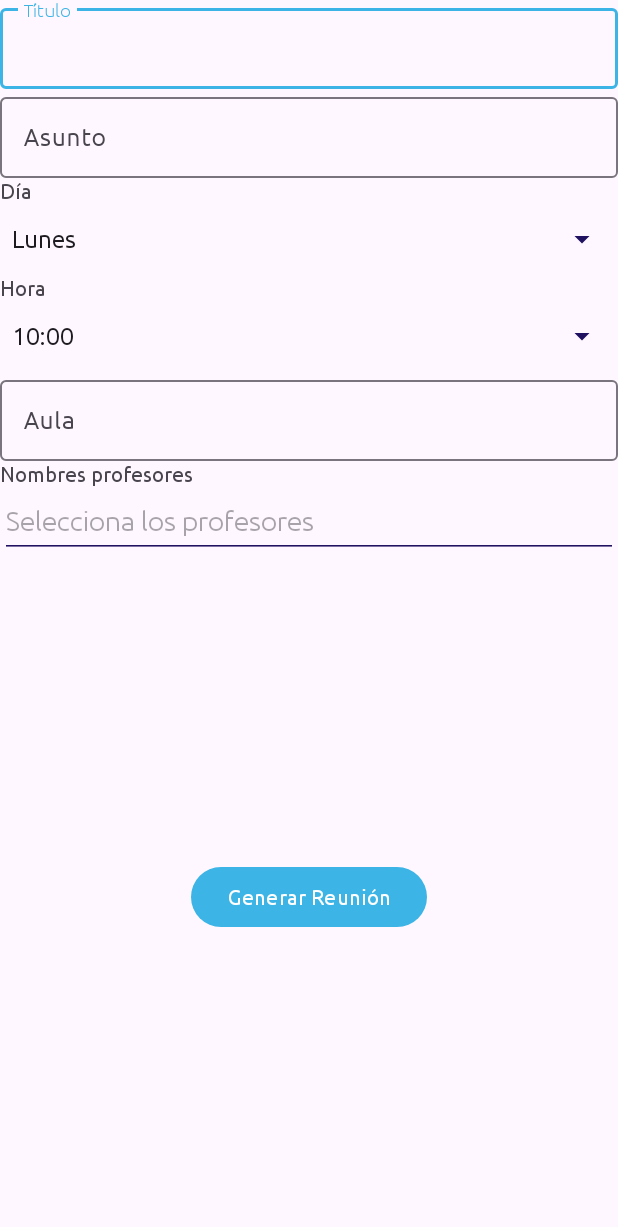
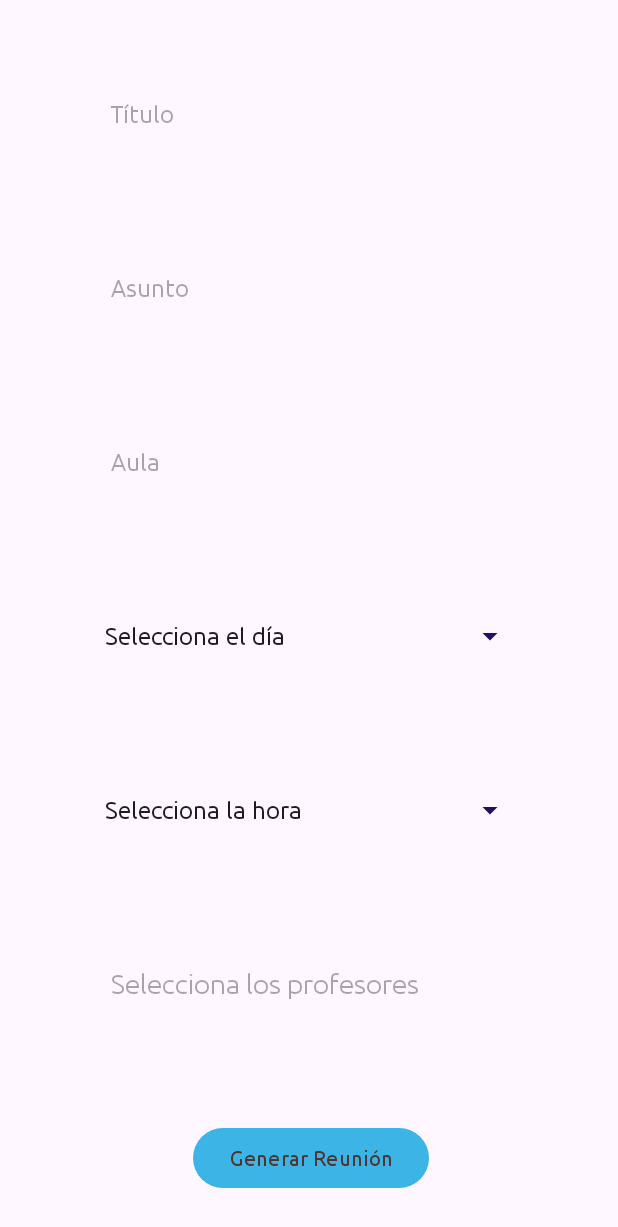
Before and after one commit to leirelasaam/Reto2App, an Android app: the MeetingsActivity screen opened directly, with no data from a screen before it, on a phone screen of 412 x 824 dp. Shown: the top 1227 px of the screen. Run offline under Robolectric (Android 15) with nearby library versions, the phone set to English and light mode, and no system bars; our stand-ins replace Room's generated code.

Commit message:
Modificaciones en creación de reuniones

```diff
--- a/app/src/main/java/com/elorrieta/alumnoclient/MeetingsActivity.kt
+++ b/app/src/main/java/com/elorrieta/alumnoclient/MeetingsActivity.kt
@@ -3,6 +3,7 @@ package com.elorrieta.alumnoclient
 import android.annotation.SuppressLint
 import android.os.Bundle
 import android.view.View
+import android.widget.AdapterView
 import android.widget.ArrayAdapter
 import android.widget.AutoCompleteTextView
 import android.widget.Button
@@ -38,47 +39,88 @@ class MeetingsActivity : AppCompatActivity() {
             insets
         }
 
+        obtenerYRellenarMultiselectorProfesores()
+
         //socketClient = LoginSocket(this)
         //socketClient!!.connect()
         val loginTxt = findViewById<AutoCompleteTextView>(R.id.editLogin)
         val passwordTxt = findViewById<EditText>(R.id.editPass)
         val errorLogin = findViewById<TextView>(R.id.errorLogin)
         val errorPass = findViewById<TextView>(R.id.errorPass)
+        val spinnerDay = findViewById<Spinner>(R.id.spinnerDay)
+        val spinnerTime = findViewById<Spinner>(R.id.spinnerTime)
 
-        val teacherNames = mutableListOf<String>() // Lista vacía inicialmente
-        val adapter = ArrayAdapter(this, android.R.layout.simple_dropdown_item_1line, teacherNames)
+        // Configuración de Spinner para día
+        val days = listOf("Selecciona el día", "Lunes", "Martes", "Miércoles", "Jueves", "Viernes")
+        val dayAdapter = ArrayAdapter(this, android.R.layout.simple_spinner_item, days)
+        dayAdapter.setDropDownViewResource(android.R.layout.simple_spinner_dropdown_item)
+        spinnerDay.adapter = dayAdapter
 
-// Configurar el MultiAutoCompleteTextView
-        val multiAutoCompleteTeachers: MultiAutoCompleteTextView = findViewById(R.id.multiAutoCompleteTeachers)
-        multiAutoCompleteTeachers.setAdapter(adapter)
-        multiAutoCompleteTeachers.setTokenizer(MultiAutoCompleteTextView.CommaTokenizer())
+        // Configuración de Spinner para hora
+        val hour = listOf("Selecciona la hora", "10:00", "11:00", "12:00", "13:00")
+        val hourAdapter = ArrayAdapter(this, android.R.layout.simple_spinner_item, hour)
+        hourAdapter.setDropDownViewResource(android.R.layout.simple_spinner_dropdown_item)
+        spinnerTime.adapter = hourAdapter
 
-// Aquí puedes reemplazarlo con una llamada a tu base de datos o servidor
-        CoroutineScope(Dispatchers.IO).launch {
-            val profesoresCargados = listOf("Profesor A", "Profesor B", "Profesor C") // Simula datos cargados
-            teacherNames.addAll(profesoresCargados) // Añadir los nombres cargados
-            withContext(Dispatchers.Main) {
-                adapter.notifyDataSetChanged() // Notificar cambios al adaptador
+        // Listeners para los spinners
+        spinnerDay.onItemSelectedListener = object : AdapterView.OnItemSelectedListener {
+            override fun onItemSelected(parent: AdapterView<*>?, view: View?, position: Int, id: Long) {
+                if (position == 0) {
+                    Toast.makeText(this@MeetingsActivity, "Por favor, selecciona un día", Toast.LENGTH_SHORT).show()
+                }
             }
+
+            override fun onNothingSelected(parent: AdapterView<*>?) {}
         }
 
-        // Configuración de Spinner para día PONERLO COMO EN LA BASES DE DATOS!!!!
-        val days = arrayOf("Lunes", "Martes", "Miércoles", "Jueves", "Viernes")
-        val dayAdapter = ArrayAdapter(this, android.R.layout.simple_spinner_item, days)
-        dayAdapter.setDropDownViewResource(android.R.layout.simple_spinner_dropdown_item)
-        findViewById<Spinner>(R.id.spinnerDay).adapter = dayAdapter
+        spinnerTime.onItemSelectedListener = object : AdapterView.OnItemSelectedListener {
+            override fun onItemSelected(parent: AdapterView<*>?, view: View?, position: Int, id: Long) {
+                if (position == 0) {
+                    Toast.makeText(this@MeetingsActivity, "Por favor, selecciona una hora", Toast.LENGTH_SHORT).show()
+                }
+            }
 
-        // Configuración de Spinner para hora
-        val timeSlots = arrayOf("10:00", "11:00", "12:00", "13:00")
-        val timeAdapter = ArrayAdapter(this, android.R.layout.simple_spinner_item, timeSlots)
-        timeAdapter.setDropDownViewResource(android.R.layout.simple_spinner_dropdown_item)
-        findViewById<Spinner>(R.id.spinnerTime).adapter = timeAdapter
+            override fun onNothingSelected(parent: AdapterView<*>?) {}
+        }
 
         // Botón para guardar reunión
         findViewById<Button>(R.id.buttonSaveMeeting).setOnClickListener {
             onSaveMeetingClicked()
     }
 }
+
+    private fun obtenerYRellenarMultiselectorProfesores() {
+        // Lista inicial vacía
+        val teacherNames = mutableListOf<String>()
+
+        // Inicialización del adaptador
+        val adapter = ArrayAdapter(this, android.R.layout.simple_dropdown_item_1line, teacherNames)
+
+        // Configuración del MultiAutoCompleteTextView
+        val multiAutoCompleteTeachers: MultiAutoCompleteTextView =
+            findViewById(R.id.multiAutoCompleteTeachers)
+        multiAutoCompleteTeachers.setAdapter(adapter)
+        multiAutoCompleteTeachers.setTokenizer(MultiAutoCompleteTextView.CommaTokenizer())
+        multiAutoCompleteTeachers.threshold = 0 // Mostrar opciones inmediatamente
+
+        // Mostrar el desplegable cuando el usuario hace clic en el campo
+        multiAutoCompleteTeachers.setOnClickListener {
+            if (!multiAutoCompleteTeachers.isPopupShowing) {
+                multiAutoCompleteTeachers.showDropDown() // Mostrar el menú desplegable
+            }
+        }
+
+        // Simula carga de datos dinámicamente
+        CoroutineScope(Dispatchers.IO).launch {
+            val profesoresCargados =
+                listOf("Profesor A", "Profesor B", "Profesor C") // Simula datos cargados
+            teacherNames.clear() // Limpia datos previos
+            teacherNames.addAll(profesoresCargados) // Añade nuevos nombres
+            withContext(Dispatchers.Main) {
+                adapter.notifyDataSetChanged() // Notifica cambios al adaptador
+            }
+        }
+    }
 
     private fun onSaveMeetingClicked() {
         // Capturar valores de los campos
--- a/app/src/main/res/layout/activity_meetings.xml
+++ b/app/src/main/res/layout/activity_meetings.xml
@@ -5,137 +5,129 @@
     android:id="@+id/main"
     android:layout_width="match_parent"
     android:layout_height="match_parent"
-    tools:context=".MeetingsActivity"
-    android:padding="16dp">
+    android:padding="33dp"
+    tools:context=".MeetingsActivity">
 
     <!-- Título -->
-    <com.google.android.material.textfield.TextInputLayout
-        android:id="@+id/inputTitle"
+    <EditText
+        android:id="@+id/editTitle"
         android:layout_width="0dp"
         android:layout_height="wrap_content"
+        android:layout_marginTop="52dp"
+        android:background="@android:color/transparent"
+        android:hint="Título"
+        android:minHeight="48dp"
+        android:padding="12dp"
+        android:textSize="16sp"
+        app:layout_constraintEnd_toEndOf="parent"
+        app:layout_constraintHorizontal_bias="0.504"
         app:layout_constraintStart_toStartOf="parent"
-        app:layout_constraintEnd_toEndOf="parent"
         app:layout_constraintTop_toTopOf="parent"
-        android:hint="Título">
+        app:layout_constraintWidth_percent="0.7" />
 
-        <com.google.android.material.textfield.TextInputEditText
-            android:id="@+id/editTitle"
-            android:layout_width="match_parent"
-            android:layout_height="wrap_content"
-            android:inputType="text" />
-    </com.google.android.material.textfield.TextInputLayout>
-
-    <!-- Asunto -->
-    <com.google.android.material.textfield.TextInputLayout
-        android:id="@+id/inputSubject"
+    <!-- Hora -->
+    <Spinner
+        android:id="@+id/spinnerTime"
         android:layout_width="0dp"
         android:layout_height="wrap_content"
+        android:layout_marginTop="68dp"
+        android:hint="Selecciona la hora"
+        android:minHeight="48dp"
+        app:layout_constraintEnd_toEndOf="parent"
+        app:layout_constraintHorizontal_bias="0.504"
         app:layout_constraintStart_toStartOf="parent"
-        app:layout_constraintEnd_toEndOf="parent"
-        app:layout_constraintTop_toBottomOf="@id/inputTitle"
-        android:hint="Asunto">
-
-        <com.google.android.material.textfield.TextInputEditText
-            android:id="@+id/editSubject"
-            android:layout_width="match_parent"
-            android:layout_height="wrap_content"
-            android:inputType="text" />
-    </com.google.android.material.textfield.TextInputLayout>
+        app:layout_constraintTop_toBottomOf="@id/spinnerDay"
+        app:layout_constraintWidth_percent="0.7" />
 
     <!-- Día -->
-    <TextView
-        android:id="@+id/textDay"
-        android:layout_width="wrap_content"
-        android:layout_height="wrap_content"
-        android:text="Día"
-        app:layout_constraintTop_toBottomOf="@id/inputSubject"
-        app:layout_constraintStart_toStartOf="parent" />
-
     <Spinner
         android:id="@+id/spinnerDay"
         android:layout_width="0dp"
         android:layout_height="wrap_content"
+        android:layout_marginTop="68dp"
         android:minHeight="48dp"
+        android:hint="Selecciona el día"
         app:layout_constraintEnd_toEndOf="parent"
+        app:layout_constraintHorizontal_bias="0.504"
         app:layout_constraintStart_toStartOf="parent"
-        app:layout_constraintTop_toBottomOf="@id/textDay" />
-
-    <!-- Hora -->
-    <TextView
-        android:id="@+id/textTime"
-        android:layout_width="wrap_content"
-        android:layout_height="wrap_content"
-        android:text="Hora"
-        app:layout_constraintTop_toBottomOf="@id/spinnerDay"
-        app:layout_constraintStart_toStartOf="parent" />
-
-    <Spinner
-        android:id="@+id/spinnerTime"
-        android:layout_width="0dp"
-        android:layout_height="wrap_content"
-        android:minHeight="48dp"
-        app:layout_constraintEnd_toEndOf="parent"
-        app:layout_constraintStart_toStartOf="parent"
-        app:layout_constraintTop_toBottomOf="@id/textTime" />
-
-    <!-- Aula -->
-    <com.google.android.material.textfield.TextInputLayout
-        android:id="@+id/inputClassroom"
-        android:layout_width="0dp"
-        android:layout_height="wrap_content"
-        app:layout_constraintStart_toStartOf="parent"
-        app:layout_constraintEnd_toEndOf="parent"
-        app:layout_constraintTop_toBottomOf="@id/spinnerTime"
-        android:hint="Aula">
-
-        <com.google.android.material.textfield.TextInputEditText
-            android:id="@+id/editClassroom"
-            android:layout_width="match_parent"
-            android:layout_height="wrap_content"
-            android:inputType="text" />
-    </com.google.android.material.textfield.TextInputLayout>
+        app:layout_constraintTop_toBottomOf="@id/editClassroom"
+        app:layout_constraintWidth_percent="0.7" />
 
     <!-- Nombres Profesores -->
-    <TextView
-        android:id="@+id/textTeachers"
-        android:layout_width="wrap_content"
-        android:layout_height="wrap_content"
-        android:text="Nombres profesores"
-        app:layout_constraintTop_toBottomOf="@id/inputClassroom"
-        app:layout_constraintStart_toStartOf="parent" />
-
     <MultiAutoCompleteTextView
         android:id="@+id/multiAutoCompleteTeachers"
         android:layout_width="0dp"
         android:layout_height="wrap_content"
-        android:completionThreshold="1"
+        android:layout_marginTop="68dp"
+        android:background="@android:color/transparent"
         android:hint="Selecciona los profesores"
         android:minHeight="48dp"
+        android:padding="12dp"
         app:layout_constraintEnd_toEndOf="parent"
+        app:layout_constraintHorizontal_bias="0.504"
         app:layout_constraintStart_toStartOf="parent"
-        app:layout_constraintTop_toBottomOf="@id/textTeachers" />
+        app:layout_constraintTop_toBottomOf="@id/spinnerTime"
+        app:layout_constraintWidth_percent="0.7" />
+
+    <!-- Aula -->
+    <EditText
+        android:id="@+id/editClassroom"
+        android:layout_width="0dp"
+        android:layout_height="wrap_content"
+        android:layout_marginTop="68dp"
+        android:background="@android:color/transparent"
+        android:hint="Aula"
+        android:minHeight="48dp"
+        android:padding="12dp"
+        android:textSize="16sp"
+        app:layout_constraintEnd_toEndOf="parent"
+        app:layout_constraintHorizontal_bias="0.504"
+        app:layout_constraintStart_toStartOf="parent"
+        app:layout_constraintTop_toBottomOf="@id/editSubject"
+        app:layout_constraintWidth_percent="0.7" />
 
     <!-- Botón de Generar -->
     <Button
         android:id="@+id/buttonSaveMeeting"
         android:layout_width="wrap_content"
         android:layout_height="wrap_content"
+        android:layout_marginTop="68dp"
         android:text="Generar Reunión"
-        app:layout_constraintBottom_toBottomOf="parent"
+        android:textColor="#4E342E"
         app:layout_constraintEnd_toEndOf="parent"
+        app:layout_constraintHorizontal_bias="0.504"
         app:layout_constraintStart_toStartOf="parent"
-        app:layout_constraintTop_toBottomOf="@id/multiAutoCompleteTeachers" />
+        app:layout_constraintTop_toBottomOf="@id/multiAutoCompleteTeachers"
+        tools:ignore="HardcodedText" />
+
+    <!-- Asunto -->
+    <EditText
+        android:id="@+id/editSubject"
+        android:layout_width="0dp"
+        android:layout_height="wrap_content"
+        android:layout_marginTop="68dp"
+        android:background="@android:color/transparent"
+        android:hint="Asunto"
+        android:minHeight="48dp"
+        android:padding="12dp"
+        android:textSize="16sp"
+        app:layout_constraintEnd_toEndOf="parent"
+        app:layout_constraintHorizontal_bias="0.504"
+        app:layout_constraintStart_toStartOf="parent"
+        app:layout_constraintTop_toBottomOf="@id/editTitle"
+        app:layout_constraintWidth_percent="0.7" />
 
     <!-- Mensaje de Error -->
     <TextView
         android:id="@+id/textErrorMessage"
         android:layout_width="wrap_content"
         android:layout_height="wrap_content"
-        android:text="Error en el horario"
+        android:text="Error en los campos"
         android:textColor="@android:color/holo_red_light"
+        android:textSize="14sp"
         android:visibility="gone"
-        app:layout_constraintTop_toBottomOf="@id/buttonSaveMeeting"
+        app:layout_constraintEnd_toEndOf="parent"
         app:layout_constraintStart_toStartOf="parent"
-        app:layout_constraintEnd_toEndOf="parent" />
+        app:layout_constraintTop_toBottomOf="@id/buttonSaveMeeting" />
 
 </androidx.constraintlayout.widget.ConstraintLayout>
```
